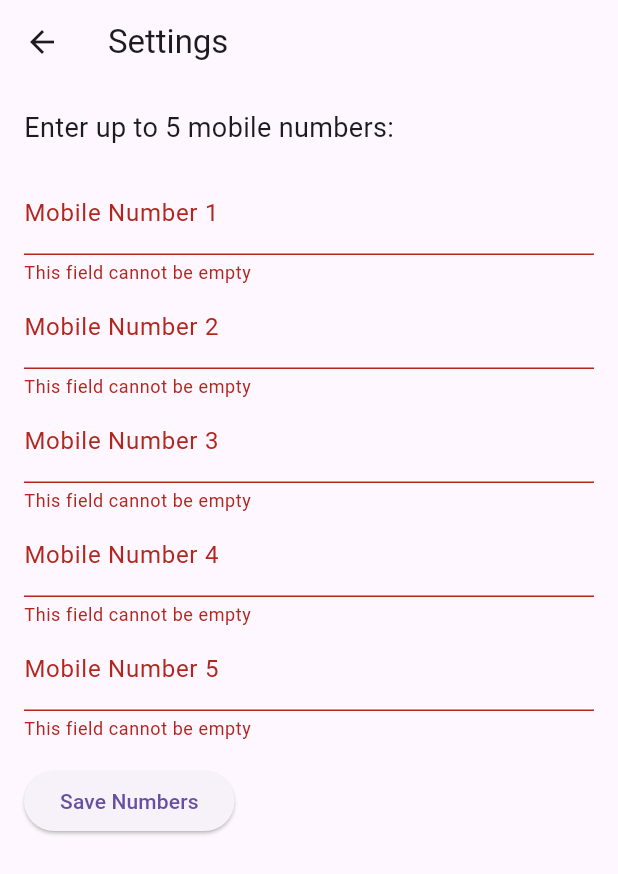
After one commit to jegathees02/women_safety_application, a Flutter app: the SettingsPage screen opened by its route, after a tap on "Save Numbers", on a phone screen of 412 x 824 dp. The commit adds this screen. Shown: the top 874 px of the screen. Run offline on Flutter 3.47's test engine with Material 3 defaults, Android fonts, the phone set to English and light mode, and no system bars; our stand-ins replace camera, flutter_dotenv, flutter_local_notifications, permission_handler, shared_preferences, vibration; missing offline and left inert: aws_s3_upload, flutter_sound, flutter_volume_controller; accounts and stored records are empty; network calls fail.

Commit message:
added contact paeg

```diff
--- a/women_safety/lib/main.dart
+++ b/women_safety/lib/main.dart
@@ -5,6 +5,7 @@ import 'screens/login_screen.dart';
 import 'screens/signup_screen.dart';
 import 'screens/permission_screen.dart';
 import 'screens/on_off_page.dart';
+import 'screens/settings_page.dart';
 
 void main() async {
   WidgetsFlutterBinding.ensureInitialized(); // Ensure bindings are initialized
@@ -36,6 +37,7 @@ class MyApp extends StatelessWidget {
         '/signup': (context) => const SignupScreen(), // Route to Signup
         '/login': (context) => const LoginScreen(), // Route to Login
         '/onoff': (context) => OnOffPage(),
+        '/settings': (context) => SettingsPage(),
       },
     );
   }
--- /dev/null
+++ b/women_safety/lib/screens/settings_page.dart
@@ -0,0 +1,93 @@
+import 'package:flutter/material.dart';
+import 'package:shared_preferences/shared_preferences.dart';
+
+class SettingsPage extends StatefulWidget {
+  @override
+  _SettingsPageState createState() => _SettingsPageState();
+}
+
+class _SettingsPageState extends State<SettingsPage> {
+  final List<TextEditingController> _controllers = List.generate(5, (index) => TextEditingController());
+  final List<String?> _errors = List.filled(5, null);
+
+  @override
+  void initState() {
+    super.initState();
+    _loadSavedNumbers();
+  }
+
+  Future<void> _loadSavedNumbers() async {
+    final prefs = await SharedPreferences.getInstance();
+    for (int i = 0; i < 5; i++) {
+      _controllers[i].text = prefs.getString('number_$i') ?? '';
+    }
+  }
+
+  Future<void> _saveNumbers() async {
+    final prefs = await SharedPreferences.getInstance();
+    for (int i = 0; i < 5; i++) {
+      await prefs.setString('number_$i', _controllers[i].text);
+    }
+    // Show a confirmation message
+    ScaffoldMessenger.of(context).showSnackBar(SnackBar(content: Text('Numbers saved successfully!')));
+  }
+
+  bool _validatePhoneNumber(String number) {
+    // Simple regex for phone number validation (adjust as needed)
+    return RegExp(r'^\+?[1-9]\d{1,14}$').hasMatch(number);
+  }
+
+  void _validateAndSave() {
+    bool isValid = true;
+    for (int i = 0; i < 5; i++) {
+      if (_controllers[i].text.isEmpty) {
+        _errors[i] = 'This field cannot be empty';
+        isValid = false;
+      } else if (!_validatePhoneNumber(_controllers[i].text)) {
+        _errors[i] = 'Invalid phone number';
+        isValid = false;
+      } else {
+        _errors[i] = null; // Clear any previous error
+      }
+    }
+
+    if (isValid) {
+      _saveNumbers();
+    }
+
+    setState(() {}); // Update UI to show errors if any
+  }
+
+  @override
+  Widget build(BuildContext context) {
+    return Scaffold(
+      appBar: AppBar(
+        title: Text('Settings'),
+      ),
+      body: Padding(
+        padding: const EdgeInsets.all(16.0),
+        child: Column(
+          crossAxisAlignment: CrossAxisAlignment.start,
+          children: [
+            Text('Enter up to 5 mobile numbers:', style: TextStyle(fontSize: 18)),
+            const SizedBox(height: 16),
+            for (int i = 0; i < 5; i++)
+              TextField(
+                controller: _controllers[i],
+                decoration: InputDecoration(
+                  labelText: 'Mobile Number ${i + 1}',
+                  errorText: _errors[i],
+                ),
+                keyboardType: TextInputType.phone,
+              ),
+            const SizedBox(height: 16),
+            ElevatedButton(
+              onPressed: _validateAndSave,
+              child: Text('Save Numbers'),
+            ),
+          ],
+        ),
+      ),
+    );
+  }
+}
```
